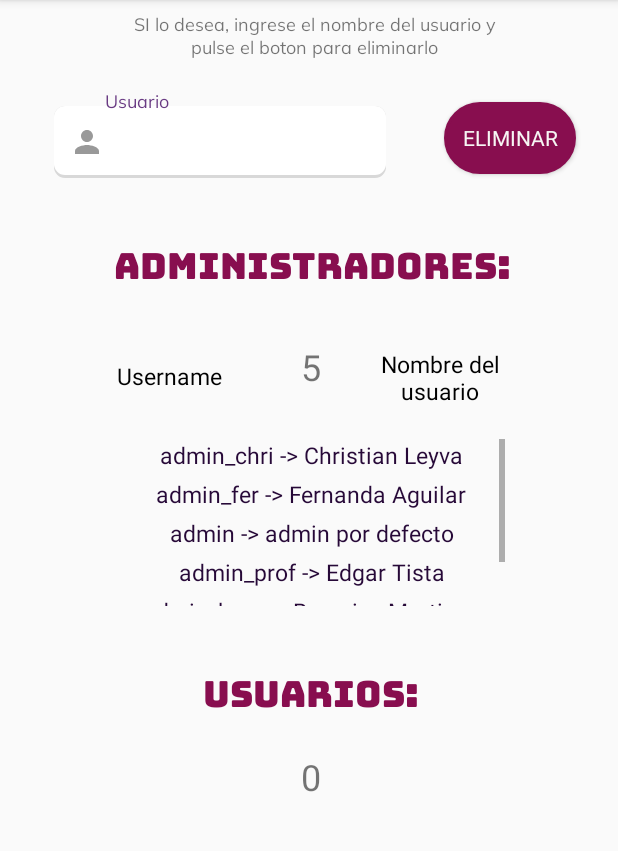
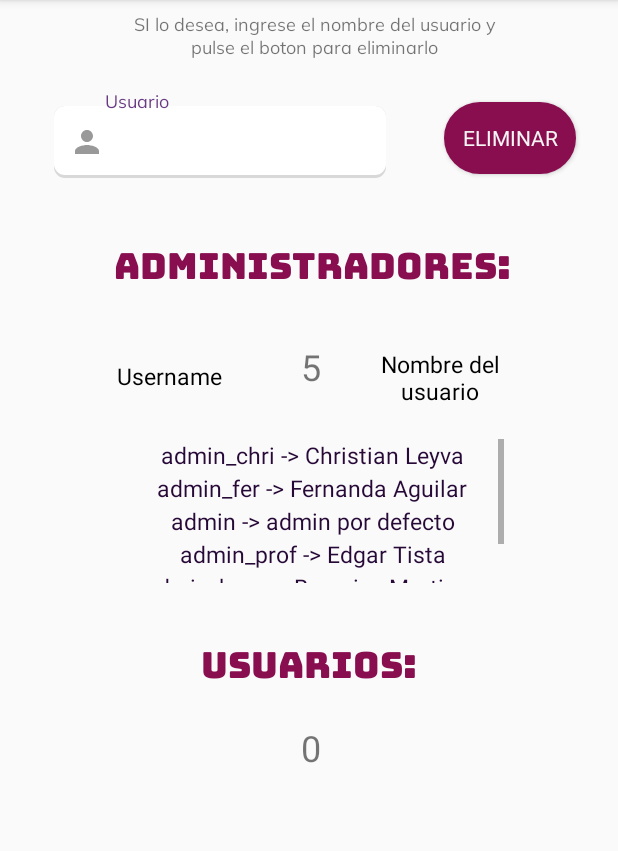
Before and after one commit to Chrisley304/Bixa_app, an Android app: the VerUsuariosRegistrados screen opened directly, with no data from a screen before it, on a phone screen of 412 x 824 dp, the part 84-935 px from its top. Run offline under Robolectric (Android 15) with nearby library versions, the phone set to English and light mode, and no system bars; our stand-ins replace CircleImageView; Roboto replaces fonts that are not available here; 4 statements that could not run were skipped.

Commit message:
Repare unos pequeños errores de diseño

```diff
--- a/app/src/main/java/com/example/login_plantilla/SobrelaApp.java
+++ b/app/src/main/java/com/example/login_plantilla/SobrelaApp.java
@@ -160,6 +160,14 @@ public class SobrelaApp extends AppCompatActivity implements NavigationView.OnNa
                 finish();
             }break;
 
+            // Caso registros admin:
+            case R.id.nav_admin_Registros:{
+                Intent admReg = new Intent(SobrelaApp.this, VerUsuariosRegistrados.class);
+                admReg.putExtra("Usuario", username);
+                startActivity(admReg);
+                finish();
+            }break;
+
             // Caso cerrar sesion:
             case R.id.nav_logout:{
                 ClickCerrarSesion();
--- a/app/src/main/java/com/example/login_plantilla/VerUsuariosRegistrados.java
+++ b/app/src/main/java/com/example/login_plantilla/VerUsuariosRegistrados.java
@@ -83,7 +83,7 @@ public class VerUsuariosRegistrados extends AppCompatActivity implements Navigat
         navView.bringToFront();
         navView.setNavigationItemSelectedListener(this);
         // Muestra como seleccionado por defecto la opcion de asistente del meu despegable
-        navView.setCheckedItem(R.id.nav_about);
+        navView.setCheckedItem(R.id.nav_admin_Registros);
         // Oculta opciones de administrador a personas no admin:
         if (!VerUsuariosRegistrados.EsAdmin(username)){
             Menu menu = navView.getMenu();
--- a/app/src/main/res/layout/activity_ver_usuarios_registrados.xml
+++ b/app/src/main/res/layout/activity_ver_usuarios_registrados.xml
@@ -87,13 +87,12 @@
             android:id="@+id/textView8"
             android:layout_width="wrap_content"
             android:layout_height="wrap_content"
-            android:layout_marginTop="28dp"
+            android:layout_marginTop="24dp"
             android:fontFamily="@font/bungee"
             android:text="Usuarios:"
             android:textColor="@color/colorSecondary"
             android:textSize="24sp"
             app:layout_constraintEnd_toEndOf="parent"
-            app:layout_constraintHorizontal_bias="0.506"
             app:layout_constraintStart_toStartOf="parent"
             app:layout_constraintTop_toBottomOf="@+id/scrollView3" />
 
@@ -113,21 +112,21 @@
 
         <ScrollView
             android:id="@+id/scrollView2"
-            android:layout_width="258dp"
-            android:layout_height="111dp"
+            android:layout_width="254dp"
+            android:layout_height="102dp"
             app:layout_constraintBottom_toBottomOf="parent"
             app:layout_constraintEnd_toEndOf="parent"
-            app:layout_constraintHorizontal_bias="0.511"
+            app:layout_constraintHorizontal_bias="0.539"
             app:layout_constraintStart_toStartOf="parent"
             app:layout_constraintTop_toBottomOf="@+id/textView8"
-            app:layout_constraintVertical_bias="0.426">
+            app:layout_constraintVertical_bias="0.324">
 
             <TextView
                 android:id="@+id/textview_usuarios"
                 android:layout_width="match_parent"
                 android:layout_height="wrap_content"
                 android:fontFamily="@font/oxygen_bold"
-                android:lineSpacingExtra="8sp"
+                android:lineSpacingExtra="4sp"
                 android:text="admin_chris -> Christian Leyva\nadmin_fer -> Fernanda Aguilar"
                 android:textAlignment="center"
                 android:textColor="@color/negro"
@@ -140,8 +139,8 @@
 
         <ScrollView
             android:id="@+id/scrollView3"
-            android:layout_width="258dp"
-            android:layout_height="111dp"
+            android:layout_width="256dp"
+            android:layout_height="96dp"
             android:layout_marginTop="32dp"
             app:layout_constraintEnd_toEndOf="parent"
             app:layout_constraintHorizontal_bias="0.511"
@@ -153,7 +152,7 @@
                 android:layout_width="match_parent"
                 android:layout_height="wrap_content"
                 android:fontFamily="@font/oxygen_bold"
-                android:lineSpacingExtra="8sp"
+                android:lineSpacingExtra="4sp"
                 android:text="admin_chris -> Christian Leyva\nadmin_fer -> Fernanda Aguilar"
                 android:textAlignment="center"
                 android:textColor="@color/colorPrimaryDark"
```
